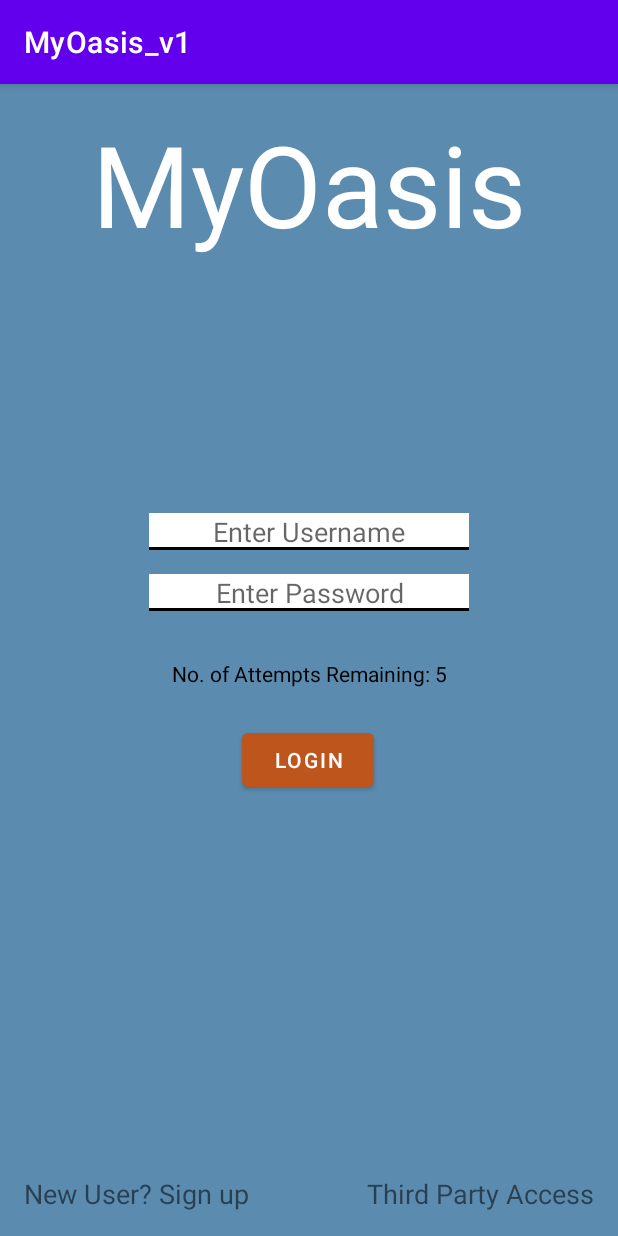
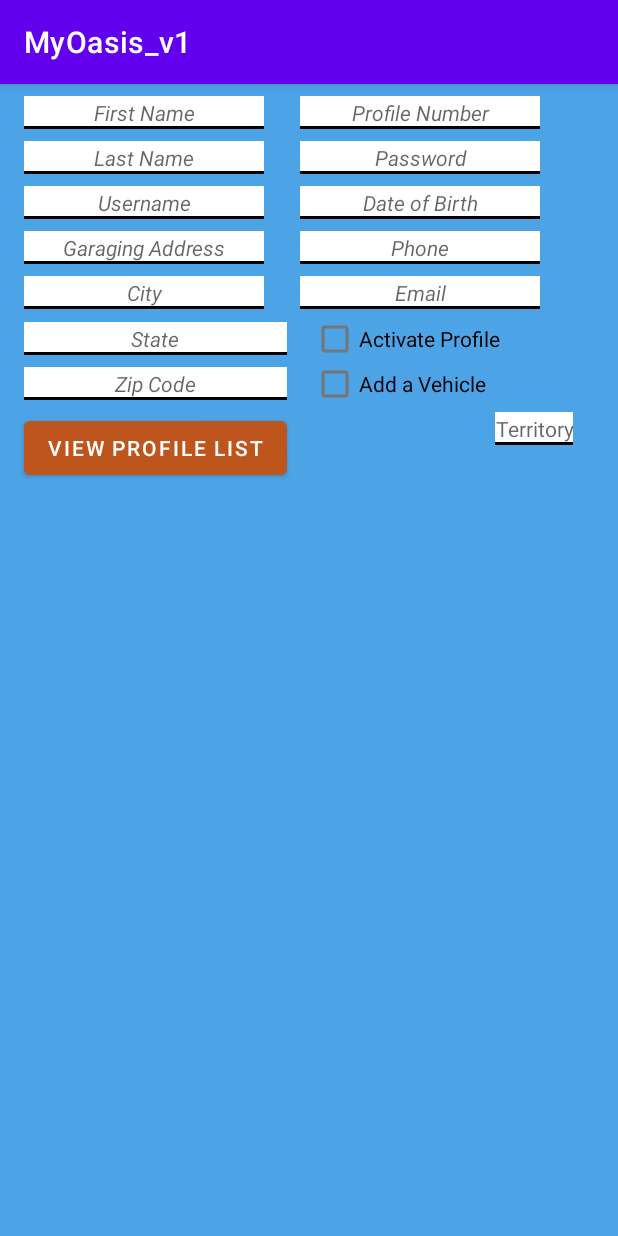
Before and after one commit to BTWashington/MyOasis, an Android app: the screen it shows after launch (User_Login_Screen before the commit, User_Profile_View after it), on a phone screen of 412 x 824 dp. Run offline under Robolectric (Android 15) with nearby library versions, the phone set to English and light mode, and no system bars; 1 statement that could not run was skipped.

Commit message:
Created User_Profile_View
Copied and modified the XML for User_Profile_View

Worked on connecting XML to User_Profile_View

Worked on logic for Database adapter

Worked on logic for Profile View List

```diff
--- a/app/src/main/java/com/BWash/myoasis_v1/App_Logger.java
+++ b/app/src/main/java/com/BWash/myoasis_v1/App_Logger.java
@@ -8,24 +8,35 @@ import java.nio.file.NoSuchFileException;
 import java.security.Timestamp;
 
 public class App_Logger {
-
+	// Main Activity final String Tags
 	private static final String MAIN_ACTIVITY_TAG = "Main Activity: ";
 
+	// Registration Screen final String Tags
 	private static final String Registration_Error = "Registration Error";
 	private static final String REGISTRATION_TAG = "Registration: ";
 
+	// Profile View Screen final String Tags
 	private static final String PROFILE_VIEW_TAG = "Profile View: ";
 	private static final String Profile_Error = "Profile Error";
 	private static final String Profile_Error_Column_Fill = "ERROR";
+	private static final String SETUP_PROFILE_VIEWS ="Profile Views Setup: ";
 
+
+	//------> Profile View Button Clicks
+	private static final String Profile_View_List_Button = "Profile View List Button: ";
+
+
+	// Login Screen final String Tags
 	private static final String LOGIN_TAG = "Login: ";
 	private static final String Login_Error = "Login Error";
 	private static final String Login_Error_incorrect_password = "Login Failed: Incorrect Password";
 	private static final String Login_Successful = "Login Success";
 
+	// App_Loggers Start and End Calls
 	private static final String RUN_LOGGER = "Run Logger: ";
 	private static final String END_LOGGER = "End Logger";
 
+	// Success and Failure Methods Scenarios
 	private static final String ON_CREATE_METHOD = "onCreate Method: ";
 	private static final String VALIDATE_USER_INPUT = "Validate User Input Method: ";
 	private static final String USER_INPUT_VALIDATED = "User input is validated";
@@ -33,6 +44,8 @@ public class App_Logger {
 	private static final String SETUP_UI_VIEWS = "Setup UI Views Method: ";
 	private static final String UI_VIEW_SETUP_SUCCESS = "UI Setup Success";
 	private static final String UI_VIEW_SETUP_FAILURE = "UI Setup Failure";
+	private static final String PROFILE_VIEWS_SUCCESS = "PI View Setup Success";
+	private static final String PROFILE_VIEWS_FAILURE = "PI View Setup Failure";
 
 	// Logging Detail Variables
 	private int logID;
@@ -41,7 +54,8 @@ public class App_Logger {
 	private String methodName;
 	private String description;
 
-
+	// End of Variables and Fields
+//---------------------------------------------------------------------------------------------------
 
 	// Constructors
 	public App_Logger(){}
@@ -155,6 +169,14 @@ public class App_Logger {
 		return UI_VIEW_SETUP_FAILURE;
 	}
 
+	public static String getProfile_View_List_Button() { return Profile_View_List_Button; }
+
+	public static String getSetupProfileViews() { return SETUP_PROFILE_VIEWS; }
+
+	public static String getProfileViewsSuccess() {	return PROFILE_VIEWS_SUCCESS; }
+
+	public static String getProfileViewsFailure() {	return PROFILE_VIEWS_FAILURE; }
+
 	public int getLogID() {
 		return logID;
 	}
--- a/app/src/main/java/com/BWash/myoasis_v1/MainActivity.java
+++ b/app/src/main/java/com/BWash/myoasis_v1/MainActivity.java
@@ -15,7 +15,7 @@ public class MainActivity extends AppCompatActivity {
 		super.onCreate(savedInstanceState);
 		setContentView(R.layout.activity_main);
 
-		Intent intent = new Intent(MainActivity.this, User_Login_Screen.class);
+		Intent intent = new Intent(MainActivity.this, User_Profile_View.class);
 		startActivity(intent);
 
 		app_logger.endLogger(MainActivity.this, App_Logger.getEndLogger(), App_Logger.getMainActivityTag());
--- a/app/src/main/java/com/BWash/myoasis_v1/User_Profile_View.java
+++ b/app/src/main/java/com/BWash/myoasis_v1/User_Profile_View.java
@@ -1,14 +1,138 @@
 package com.BWash.myoasis_v1;
 
+import androidx.annotation.NonNull;
+import androidx.annotation.Nullable;
 import androidx.appcompat.app.AppCompatActivity;
 
 import android.os.Bundle;
+import android.view.View;
+import android.widget.ArrayAdapter;
+import android.widget.Button;
+import android.widget.CheckBox;
+import android.widget.EditText;
+import android.widget.ListView;
+
+import com.BWash.myoasis_v1.dataItems.User_PI;
+import com.BWash.myoasis_v1.sample.SampleDataProvider;
+
+import java.util.ArrayList;
+import java.util.Collection;
+import java.util.Collections;
+import java.util.Iterator;
+import java.util.List;
+import java.util.ListIterator;
 
 public class User_Profile_View extends AppCompatActivity {
+	App_Logger app_logger = new App_Logger();
+	List<User_PI> sampleUserPiList = SampleDataProvider.dataItemList;
+	List<User_PI> UserPiList = new ArrayList<>();
+	List<String> userList = new ArrayList<>();
+
+	String dataString = "Data to be added for each Profile..." + "\n";
+
+	// XML Layout Variables
+	EditText et_pi_view_profile_number,
+			et_pi_view_first_name,
+			et_pi_view_last_name,
+			et_pi_view_user_name,
+			et_pi_view_garaging_address,
+			tv_pi_view_city,
+			tv_pi_view_state,
+			et_pi_view_zipcode,
+			et_pi_view_territory,
+			et_pi_view_email,
+			et_pi_view_phone,
+			et_pi_view_date_of_birth,
+			et_pi_view_password;
+
+	CheckBox cb_pi_view_has_vehicle,
+			cb_pi_view_is_active;
+
+	Button btn_pi_view_view_profile_list;
+
+	ListView userProfileListView;
+
+
 
 	@Override
 	protected void onCreate(Bundle savedInstanceState) {
+		app_logger.runLogger(User_Profile_View.this,App_Logger.getRunLogger(),App_Logger.getProfileViewTag());
+		app_logger.toastMessageToUser(User_Profile_View.this, App_Logger.getOnCreateMethod());
 		super.onCreate(savedInstanceState);
 		setContentView(R.layout.activity_user__profile__view);
+		SetUpProfileViews();
+		// The List Adapter for strings
+		ArrayAdapter<String> adapter = new ArrayAdapter<String>(
+				// (context, android layout template, list)
+				this, android.R.layout.simple_list_item_1, userList);
+
+
+
+
+		btn_pi_view_view_profile_list.setOnClickListener(new View.OnClickListener() {
+			@Override
+			public void onClick(View v) {
+
+				// To loop through the list of user profiles
+				for(String s : userList){
+					userList.add(s);
+				}
+
+				// A reference to the list view object
+
+				userProfileListView.setAdapter(adapter);
+			}
+		});
+
+		app_logger.endLogger(User_Profile_View.this,App_Logger.getEndLogger(),App_Logger.getProfileViewTag());
 	}
+
+	private void SetUpProfileViews(){
+		app_logger.runLogger(User_Profile_View.this, App_Logger.getRunLogger(),App_Logger.getProfileViewTag());
+		app_logger.toastMessageToUser(User_Profile_View.this, App_Logger.getSetupProfileViews());
+
+				try{
+					// EDITTEXT
+					et_pi_view_profile_number = (EditText)findViewById(R.id.et_pi_view_profile_number);
+					et_pi_view_first_name = (EditText) findViewById(R.id.et_pi_view_first_name);
+					et_pi_view_last_name = (EditText) findViewById(R.id.et_pi_view_last_name);
+					et_pi_view_user_name = (EditText) findViewById(R.id.et_pi_view_user_name);
+					et_pi_view_garaging_address = (EditText) findViewById(R.id.et_pi_view_garaging_address);
+					tv_pi_view_city = (EditText) findViewById(R.id.et_pi_view_city);
+					tv_pi_view_state = (EditText) findViewById(R.id.et_pi_view_state);
+					et_pi_view_zipcode = (EditText) findViewById(R.id.et_pi_view_zipcode);
+					et_pi_view_territory = (EditText) findViewById(R.id.et_pi_view_territory);
+					et_pi_view_email = (EditText) findViewById(R.id.et_pi_view_email);
+					et_pi_view_phone = (EditText) findViewById(R.id.et_pi_view_phone);
+					et_pi_view_date_of_birth = (EditText) findViewById(R.id.et_pi_view_date_of_birth);
+					et_pi_view_password = (EditText) findViewById(R.id.et_pi_view_password);
+
+					// CHECKBOX
+					cb_pi_view_has_vehicle = (CheckBox) findViewById(R.id.cb_pi_view_has_vehicle);
+					cb_pi_view_is_active = (CheckBox) findViewById(R.id.cb_pi_view_is_active);
+
+					// LISTVIEW
+					userProfileListView = (ListView) findViewById(R.id.lv_pi_view_user_profile_list);
+
+				}catch(Exception e){
+
+					app_logger.toastMessageToUser(User_Profile_View.this, App_Logger.getProfileViewsFailure());
+				}
+
+
+		app_logger.endLogger(User_Profile_View.this, App_Logger.getEndLogger(), App_Logger.getProfileViewTag());
+		app_logger.toastMessageToUser(User_Profile_View.this, App_Logger.getProfileViewsSuccess());
+	}
+
+
+
+
+
+
+
+
+
+
+
+
 }
--- a/app/src/main/java/com/BWash/myoasis_v1/User_Registration_Screen.java
+++ b/app/src/main/java/com/BWash/myoasis_v1/User_Registration_Screen.java
@@ -1,7 +1,6 @@
 package com.BWash.myoasis_v1;
 
 import androidx.appcompat.app.AppCompatActivity;
-import androidx.appcompat.widget.SwitchCompat;
 
 import android.content.Intent;
 import android.os.Bundle;
@@ -11,12 +10,17 @@ import android.widget.CheckBox;
 import android.widget.EditText;
 import android.widget.Switch;
 import android.widget.TextView;
-import android.widget.Toast;
 
-import org.w3c.dom.Text;
+import com.BWash.myoasis_v1.dataItems.User_PI;
+import com.BWash.myoasis_v1.sample.SampleDataProvider;
+
+import java.util.List;
 
 public class User_Registration_Screen extends AppCompatActivity {
 	App_Logger app_logger = new App_Logger();
+
+	// Access to the data in the SampleDataProvider Class
+	List<User_PI> dataItemList = SampleDataProvider.dataItemList;
 
 	// Layout Variables
 	EditText et_reg_first_name,
--- a/app/src/main/java/com/BWash/myoasis_v1/User_PI.java
+++ b/app/src/main/java/com/BWash/myoasis_v1/dataItems/User_PI.java
@@ -1,4 +1,4 @@
-package com.BWash.myoasis_v1;
+package com.BWash.myoasis_v1.dataItems;
 
 public class User_PI {
 
--- /dev/null
+++ b/app/src/main/java/com/BWash/myoasis_v1/sample/SampleDataProvider.java
@@ -0,0 +1,32 @@
+package com.BWash.myoasis_v1.sample;
+
+import com.BWash.myoasis_v1.User_Profile_View;
+import com.BWash.myoasis_v1.dataItems.User_PI;
+
+import java.util.ArrayList;
+import java.util.HashMap;
+import java.util.List;
+import java.util.Map;
+
+public class SampleDataProvider {
+	// A list of Profiles
+	public static List<User_PI> dataItemList;
+	public static Map<String, User_PI> dataItemMap;
+
+	static{
+		dataItemList = new ArrayList<>();
+		dataItemMap = new HashMap<>();
+
+		addItem(new User_PI(null,"Brandon","Washington","BWash","105 Dreamland way",
+				"Greenville","SC",29609,15,"bwashinsurance@gmail.com",864-559-1162,
+				07-10-1981,"",true,true));
+
+	}
+
+	private static void addItem (User_PI user_pi){
+		dataItemList.add(user_pi);
+		dataItemMap.put(user_pi.getProfile_number(), user_pi);
+
+	}
+
+}
--- a/app/src/main/res/layout/activity_user__profile__view.xml
+++ b/app/src/main/res/layout/activity_user__profile__view.xml
@@ -25,7 +25,7 @@
         app:layout_constraintEnd_toStartOf="@+id/et_pi_view_date_of_birth"
         app:layout_constraintHorizontal_bias="0.0"
         app:layout_constraintStart_toStartOf="parent"
-        app:layout_constraintTop_toBottomOf="@+id/tv_pi_view_last_name"
+        app:layout_constraintTop_toBottomOf="@+id/et_pi_view_last_name"
         app:layout_constraintVertical_bias="0.0" />
 
     <EditText
@@ -34,13 +34,13 @@
         android:layout_height="22dp"
         android:layout_marginStart="16dp"
         android:layout_marginTop="8dp"
+        android:autofillHints=""
         android:background="@drawable/white_back_black_underline"
-        android:hint="@string/tv_pi_view_first_name1"
+        android:hint="@string/et_pi_view_first_name"
+        android:inputType="textPersonName"
         android:textAlignment="center"
         android:textSize="14sp"
         android:textStyle="italic"
-        android:inputType="textPersonName"
-        android:autofillHints=""
         app:layout_constraintBottom_toBottomOf="parent"
         app:layout_constraintEnd_toStartOf="@+id/et_pi_view_profile_number"
         app:layout_constraintStart_toStartOf="parent"
@@ -48,7 +48,7 @@
         app:layout_constraintVertical_bias="0.0" />
 
     <EditText
-        android:id="@+id/tv_pi_view_last_name"
+        android:id="@+id/et_pi_view_last_name"
         android:layout_width="0dp"
         android:layout_height="22dp"
         android:layout_marginStart="16dp"
@@ -56,7 +56,7 @@
         android:layout_marginBottom="8dp"
         android:autofillHints=""
         android:background="@drawable/white_back_black_underline"
-        android:hint="@string/tv_pi_view_last_name2"
+        android:hint="@string/et_pi_view_last_name"
         android:inputType="textPersonName"
         android:textAlignment="center"
         android:textSize="14sp"
@@ -68,7 +68,7 @@
         app:layout_constraintVertical_bias="0.0" />
 
     <EditText
-        android:id="@+id/tv_pi_view_garaging_address"
+        android:id="@+id/et_pi_view_garaging_address"
         android:layout_width="0dp"
         android:layout_height="22dp"
         android:layout_marginStart="16dp"
@@ -76,7 +76,7 @@
         android:layout_marginBottom="8dp"
         android:autofillHints=""
         android:background="@drawable/white_back_black_underline"
-        android:hint="@string/tv_pi_view_garaging_address"
+        android:hint="@string/et_pi_view_garaging_address"
         android:inputType="textPostalAddress"
         android:textAlignment="center"
         android:textSize="14sp"
@@ -88,7 +88,7 @@
         app:layout_constraintVertical_bias="0.0" />
 
     <EditText
-        android:id="@+id/tv_pi_view_city"
+        android:id="@+id/et_pi_view_city"
         android:layout_width="0dp"
         android:layout_height="22dp"
         android:layout_marginStart="16dp"
@@ -96,7 +96,7 @@
         android:layout_marginBottom="8dp"
         android:autofillHints=""
         android:background="@drawable/white_back_black_underline"
-        android:hint="@string/tv_pi_view_city"
+        android:hint="@string/et_pi_view_city"
         android:inputType="text"
         android:textAlignment="center"
         android:textSize="14sp"
@@ -104,11 +104,11 @@
         app:layout_constraintBottom_toBottomOf="parent"
         app:layout_constraintEnd_toStartOf="@+id/et_pi_view_email"
         app:layout_constraintStart_toStartOf="parent"
-        app:layout_constraintTop_toBottomOf="@+id/tv_pi_view_garaging_address"
+        app:layout_constraintTop_toBottomOf="@+id/et_pi_view_garaging_address"
         app:layout_constraintVertical_bias="0.0" />
 
     <EditText
-        android:id="@+id/tv_pi_view_state"
+        android:id="@+id/et_pi_view_state"
         android:layout_width="0dp"
         android:layout_height="22dp"
         android:layout_marginStart="16dp"
@@ -117,7 +117,7 @@
         android:layout_marginBottom="8dp"
         android:autofillHints=""
         android:background="@drawable/white_back_black_underline"
-        android:hint="@string/tv_pi_view_state"
+        android:hint="@string/et_pi_view_state"
         android:inputType="text"
         android:textAlignment="center"
         android:textSize="14sp"
@@ -126,11 +126,11 @@
         app:layout_constraintEnd_toStartOf="@+id/cb_pi_view_is_active"
         app:layout_constraintHorizontal_bias="0.0"
         app:layout_constraintStart_toStartOf="parent"
-        app:layout_constraintTop_toBottomOf="@+id/tv_pi_view_city"
+        app:layout_constraintTop_toBottomOf="@+id/et_pi_view_city"
         app:layout_constraintVertical_bias="0.001" />
 
     <EditText
-        android:id="@+id/tv_pi_view_zipcode"
+        android:id="@+id/et_pi_view_zipcode"
         android:layout_width="0dp"
         android:layout_height="22dp"
         android:layout_marginStart="16dp"
@@ -138,7 +138,7 @@
         android:layout_marginBottom="8dp"
         android:autofillHints=""
         android:background="@drawable/white_back_black_underline"
-        android:hint="@string/tv_pi_view_zipcode"
+        android:hint="@string/et_pi_view_zipcode"
         android:inputType="number"
         android:textAlignment="center"
         android:textSize="14sp"
@@ -147,22 +147,23 @@
         app:layout_constraintEnd_toStartOf="@+id/cb_pi_view_has_vehicle"
         app:layout_constraintHorizontal_bias="0.0"
         app:layout_constraintStart_toStartOf="parent"
-        app:layout_constraintTop_toBottomOf="@+id/tv_pi_view_state"
+        app:layout_constraintTop_toBottomOf="@+id/et_pi_view_state"
         app:layout_constraintVertical_bias="0.0" />
 
     <EditText
-        android:id="@+id/tv_pi_view_territory"
+        android:id="@+id/et_pi_view_territory"
         android:layout_width="wrap_content"
         android:layout_height="22dp"
+        android:layout_marginStart="16dp"
         android:layout_marginTop="8dp"
         android:layout_marginEnd="30dp"
         android:layout_marginBottom="8dp"
+        android:autofillHints=""
         android:background="@drawable/white_back_black_underline"
-        android:hint="@string/tv_pi_view_territory"
+        android:hint="@string/et_pi_view_territory"
+        android:inputType="number"
         android:textAlignment="center"
         android:textSize="14sp"
-        android:autofillHints=""
-        android:inputType="number"
         app:layout_constraintBottom_toBottomOf="parent"
         app:layout_constraintEnd_toEndOf="parent"
         app:layout_constraintHorizontal_bias="1.0"
@@ -206,7 +207,7 @@
         android:textStyle="italic"
         android:autofillHints=""
         app:layout_constraintBottom_toBottomOf="parent"
-        app:layout_constraintStart_toEndOf="@id/tv_pi_view_garaging_address"
+        app:layout_constraintStart_toEndOf="@id/et_pi_view_garaging_address"
         app:layout_constraintTop_toBottomOf="@+id/et_pi_view_date_of_birth"
         app:layout_constraintVertical_bias="0.0" />
 
@@ -226,7 +227,7 @@
         android:textStyle="italic"
         android:autofillHints=""
         app:layout_constraintBottom_toBottomOf="parent"
-        app:layout_constraintStart_toEndOf="@id/tv_pi_view_city"
+        app:layout_constraintStart_toEndOf="@id/et_pi_view_city"
         app:layout_constraintTop_toBottomOf="@+id/et_pi_view_phone"
         app:layout_constraintVertical_bias="0.0" />
 
@@ -255,7 +256,7 @@
         android:text="@string/cb_pi_view_has_vehicle"
         app:layout_constraintBottom_toBottomOf="parent"
         app:layout_constraintEnd_toEndOf="parent"
-        app:layout_constraintStart_toEndOf="@id/tv_pi_view_zipcode"
+        app:layout_constraintStart_toEndOf="@id/et_pi_view_zipcode"
         app:layout_constraintTop_toBottomOf="@+id/cb_pi_view_is_active"
         app:layout_constraintVertical_bias="0.0" />
 
@@ -293,8 +294,34 @@
         android:textStyle="italic"
         android:autofillHints=""
         app:layout_constraintBottom_toBottomOf="parent"
-        app:layout_constraintStart_toEndOf="@id/tv_pi_view_last_name"
+        app:layout_constraintStart_toEndOf="@id/et_pi_view_last_name"
         app:layout_constraintTop_toBottomOf="@+id/et_pi_view_profile_number"
         app:layout_constraintVertical_bias="0.0" />
 
+    <ListView
+        android:id="@+id/lv_pi_view_user_profile_list"
+        android:layout_width="match_parent"
+        android:layout_height="0dp"
+        android:layout_marginStart="16dp"
+        android:layout_marginTop="8dp"
+        android:layout_marginEnd="16dp"
+        android:layout_marginBottom="16dp"
+        app:layout_constraintBottom_toBottomOf="parent"
+        app:layout_constraintEnd_toEndOf="parent"
+        app:layout_constraintStart_toStartOf="parent"
+        app:layout_constraintTop_toBottomOf="@+id/btn_pi_view_view_profile_list" />
+
+    <Button
+        android:id="@+id/btn_pi_view_view_profile_list"
+        android:layout_width="wrap_content"
+        android:layout_height="wrap_content"
+        android:layout_marginStart="16dp"
+        android:layout_marginTop="8dp"
+        android:text="@string/btn_pi_view_view_profile_list"
+        app:backgroundTint="@color/light_orange"
+        app:layout_constraintBottom_toBottomOf="parent"
+        app:layout_constraintStart_toStartOf="parent"
+        app:layout_constraintTop_toBottomOf="@+id/et_pi_view_zipcode"
+        app:layout_constraintVertical_bias="0.0" />
+
 </androidx.constraintlayout.widget.ConstraintLayout>
--- a/app/src/main/res/values/strings.xml
+++ b/app/src/main/res/values/strings.xml
@@ -46,4 +46,12 @@
     <string name="et_pi_view_email">"Email "</string>
     <string name="et_pi_view_email2">Email</string>
     <string name="et_pi_view_user_name">Username</string>
+    <string name="et_pi_view_city">City</string>
+    <string name="et_pi_view_last_name">Last Name</string>
+    <string name="et_pi_view_first_name">First Name</string>
+    <string name="et_pi_view_garaging_address">Garaging Address</string>
+    <string name="et_pi_view_state">State</string>
+    <string name="et_pi_view_zipcode">Zip Code</string>
+    <string name="et_pi_view_territory">Territory</string>
+    <string name="btn_pi_view_view_profile_list">View Profile List</string>
 </resources>
```
Also changed, not shown: app/build.gradle (+4 -4 lines).
